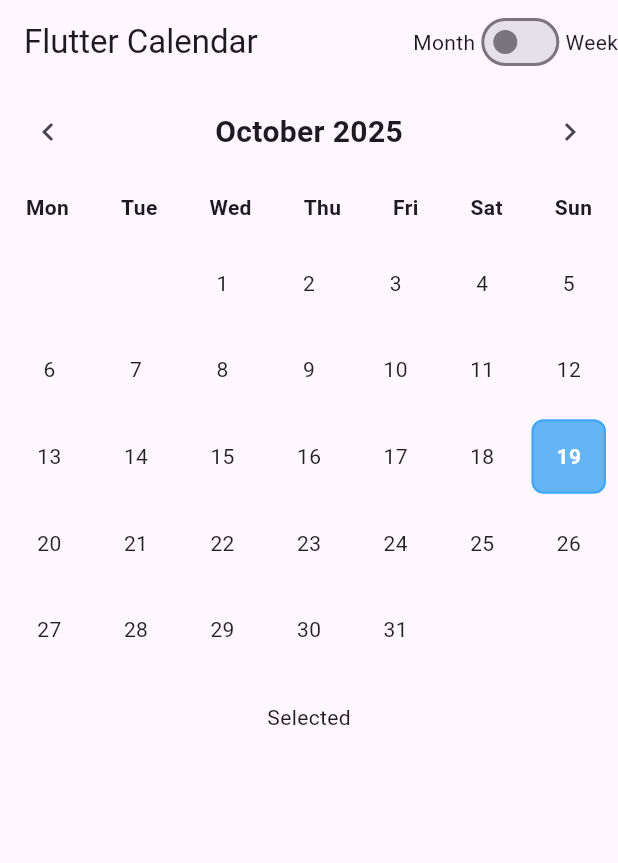
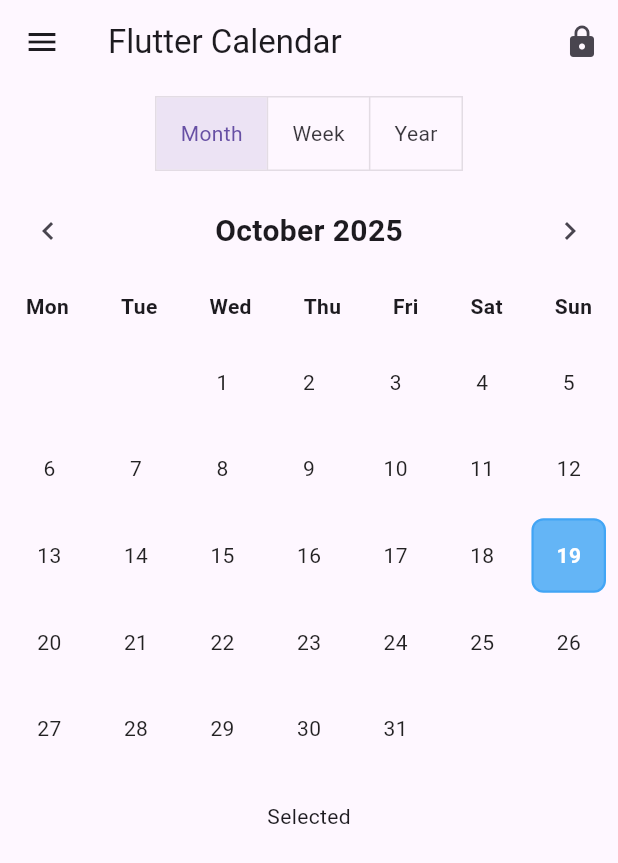
Before and after one commit to la-fourier/myapp, a Flutter app: the screen it shows after launch, on a phone screen of 412 x 824 dp. Shown: the top 863 px of the screen. Run offline on Flutter 3.47's test engine with Material 3 defaults, Android fonts, the phone set to English and light mode, and no system bars; our stand-ins replace flutter_local_notifications.

Commit message:
Calendar view

```diff
--- a/lib/main.dart
+++ b/lib/main.dart
@@ -1,8 +1,16 @@
 import 'package:flutter/material.dart';
+import 'package:flutter_localizations/flutter_localizations.dart';
+import 'package:myapp/notification_service.dart';
+import 'package:myapp/views/lock_screen_view.dart';
 import 'package:myapp/views/month_view.dart';
 import 'package:myapp/views/week_view.dart';
+import 'package:myapp/views/year_view.dart';
 
-void main() {
+void main() async {
+  WidgetsFlutterBinding.ensureInitialized();
+  final NotificationService notificationService = NotificationService();
+  await notificationService.init();
+  await notificationService.requestPermissions();
   runApp(const MyApp());
 }
 
@@ -13,13 +21,22 @@
   Widget build(BuildContext context) {
     return MaterialApp(
       title: 'Flutter Calendar',
-      theme: ThemeData(
-        primarySwatch: Colors.blue,
-      ),
+      theme: ThemeData(primarySwatch: Colors.blue),
+      localizationsDelegates: [
+        GlobalMaterialLocalizations.delegate,
+        GlobalWidgetsLocalizations.delegate,
+        GlobalCupertinoLocalizations.delegate,
+      ],
+      supportedLocales: [
+        const Locale('en', ''), // English, no country code
+        const Locale('de', ''), // German, no country code
+      ],
       home: const CalendarApp(),
     );
   }
 }
+
+enum CalendarView { month, week, year }
 
 class CalendarApp extends StatefulWidget {
   const CalendarApp({super.key});
@@ -31,7 +48,8 @@
 class _CalendarAppState extends State<CalendarApp> {
   DateTime _focusedDay = DateTime.now();
   DateTime? _selectedDay;
-  bool _isWeekView = false;
+  CalendarView _currentView = CalendarView.month;
+  final NotificationService _notificationService = NotificationService();
 
   @override
   void initState() {
@@ -46,46 +64,113 @@
     });
   }
 
+  Widget _buildView() {
+    switch (_currentView) {
+      case CalendarView.month:
+        return SingleChildScrollView(
+          child: Column(
+            children: [
+              MonthView(
+                focusedDay: _focusedDay,
+                selectedDay: _selectedDay,
+                onDaySelected: _onDaySelected,
+              ),
+              if (_selectedDay != null)
+                Padding(
+                  padding: const EdgeInsets.all(16.0),
+                  child: Text(
+                    'Selected Day: ${_selectedDay!.toLocal()}'
+                        .split(' ')[0],
+                  ),
+                ),
+            ],
+          ),
+        );
+      case CalendarView.week:
+        return WeekView(focusedDay: _focusedDay);
+      case CalendarView.year:
+        return const YearView();
+    }
+  }
+
   @override
   Widget build(BuildContext context) {
     return Scaffold(
       appBar: AppBar(
         title: const Text('Flutter Calendar'),
         actions: [
-          Row(
-            children: [
-              const Text("Month"),
-              Switch(
-                value: _isWeekView,
-                onChanged: (value) {
-                  setState(() {
-                    _isWeekView = value;
-                  });
-                },
-              ),
-              const Text("Week"),
-            ],
+          IconButton(
+            icon: const Icon(Icons.lock),
+            onPressed: () {
+              Navigator.push(
+                context,
+                MaterialPageRoute(
+                    builder: (context) => const LockScreenView()),
+              );
+            },
           ),
         ],
       ),
-      body: _isWeekView
-          ? WeekView(focusedDay: _focusedDay)
-          : SingleChildScrollView(
-              child: Column(
-                children: [
-                  MonthView(
-                    focusedDay: _focusedDay,
-                    selectedDay: _selectedDay,
-                    onDaySelected: _onDaySelected,
-                  ),
-                  if (_selectedDay != null)
-                    Padding(
-                      padding: const EdgeInsets.all(16.0),
-                      child: Text('Selected Day: ${_selectedDay!.toLocal()}'.split(' ')[0]),
-                    ),
-                ],
+      drawer: Drawer(
+        child: ListView(
+          padding: EdgeInsets.zero,
+          children: <Widget>[
+            const DrawerHeader(
+              decoration: BoxDecoration(color: Colors.blue),
+              child: Text(
+                'Menu',
+                style: TextStyle(color: Colors.white, fontSize: 24),
               ),
             ),
+            ListTile(
+              leading: const Icon(Icons.notifications),
+              title: const Text('Test Notification'),
+              onTap: () {
+                _notificationService.showNotification(
+                  1,
+                  'Test Notification',
+                  'This is a test',
+                );
+                Navigator.pop(context);
+              },
+            ),
+          ],
+        ),
+      ),
+      body: Column(
+        children: [
+          Padding(
+            padding: const EdgeInsets.all(8.0),
+            child: ToggleButtons(
+              isSelected: [
+                _currentView == CalendarView.month,
+                _currentView == CalendarView.week,
+                _currentView == CalendarView.year,
+              ],
+              onPressed: (index) {
+                setState(() {
+                  _currentView = CalendarView.values[index];
+                });
+              },
+              children: const [
+                Padding(
+                  padding: EdgeInsets.symmetric(horizontal: 16.0),
+                  child: Text('Month'),
+                ),
+                Padding(
+                  padding: EdgeInsets.symmetric(horizontal: 16.0),
+                  child: Text('Week'),
+                ),
+                Padding(
+                  padding: EdgeInsets.symmetric(horizontal: 16.0),
+                  child: Text('Year'),
+                ),
+              ],
+            ),
+          ),
+          Expanded(child: _buildView()),
+        ],
+      ),
     );
   }
 }
--- a/lib/views/month_view.dart
+++ b/lib/views/month_view.dart
@@ -23,15 +23,24 @@
   @override
   void initState() {
     super.initState();
-    _currentMonth = DateTime(widget.focusedDay.year, widget.focusedDay.month, 1);
+    _currentMonth = DateTime(
+      widget.focusedDay.year,
+      widget.focusedDay.month,
+      1,
+    );
   }
 
   @override
   void didUpdateWidget(covariant MonthView oldWidget) {
     super.didUpdateWidget(oldWidget);
-    if (widget.focusedDay.month != _currentMonth.month || widget.focusedDay.year != _currentMonth.year) {
+    if (widget.focusedDay.month != _currentMonth.month ||
+        widget.focusedDay.year != _currentMonth.year) {
       setState(() {
-        _currentMonth = DateTime(widget.focusedDay.year, widget.focusedDay.month, 1);
+        _currentMonth = DateTime(
+          widget.focusedDay.year,
+          widget.focusedDay.month,
+          1,
+        );
       });
     }
   }
@@ -51,11 +60,7 @@
   @override
   Widget build(BuildContext context) {
     return Column(
-      children: [
-        _buildHeader(),
-        _buildWeekDays(),
-        _buildCalendarGrid(),
-      ],
+      children: [_buildHeader(), _buildWeekDays(), _buildCalendarGrid()],
     );
   }
 
@@ -101,8 +106,16 @@
   }
 
   Widget _buildCalendarGrid() {
-    final daysInMonth = DateTime(_currentMonth.year, _currentMonth.month + 1, 0).day;
-    final firstDayOfMonth = DateTime(_currentMonth.year, _currentMonth.month, 1);
+    final daysInMonth = DateTime(
+      _currentMonth.year,
+      _currentMonth.month + 1,
+      0,
+    ).day;
+    final firstDayOfMonth = DateTime(
+      _currentMonth.year,
+      _currentMonth.month,
+      1,
+    );
     // Adjust for Monday start: weekday returns 1 for Monday, 7 for Sunday.
     final dayOffset = firstDayOfMonth.weekday - 1;
 
@@ -120,11 +133,17 @@
         }
 
         final dayNumber = index - dayOffset + 1;
-        final date = DateTime(_currentMonth.year, _currentMonth.month, dayNumber);
-        final isToday = date.year == DateTime.now().year &&
+        final date = DateTime(
+          _currentMonth.year,
+          _currentMonth.month,
+          dayNumber,
+        );
+        final isToday =
+            date.year == DateTime.now().year &&
             date.month == DateTime.now().month &&
             date.day == DateTime.now().day;
-        final isSelected = widget.selectedDay != null &&
+        final isSelected =
+            widget.selectedDay != null &&
             date.year == widget.selectedDay!.year &&
             date.month == widget.selectedDay!.month &&
             date.day == widget.selectedDay!.day;
@@ -137,8 +156,8 @@
               color: isSelected
                   ? Colors.blue.shade300
                   : isToday
-                      ? Colors.blue.shade100
-                      : Colors.transparent,
+                  ? Colors.blue.shade100
+                  : Colors.transparent,
               borderRadius: BorderRadius.circular(8.0),
               border: Border.all(
                 color: isToday ? Colors.blue.shade400 : Colors.transparent,
@@ -152,9 +171,11 @@
                   color: isSelected
                       ? Colors.white
                       : isToday
-                          ? Colors.blue.shade900
-                          : Colors.black87,
-                  fontWeight: isSelected || isToday ? FontWeight.bold : FontWeight.normal,
+                      ? Colors.blue.shade900
+                      : Colors.black87,
+                  fontWeight: isSelected || isToday
+                      ? FontWeight.bold
+                      : FontWeight.normal,
                 ),
               ),
             ),
--- a/pubspec.yaml
+++ b/pubspec.yaml
@@ -34,8 +34,10 @@
   # The following adds the Cupertino Icons font to your application.
   # Use with the CupertinoIcons class for iOS style icons.
   cupertino_icons: ^1.0.8
-  table_calendar: ^3.2.0
   intl: ^0.20.2
+  flutter_local_notifications: ^19.5.0
+  flutter_localizations:
+    sdk: flutter
 
 dev_dependencies:
   flutter_test:
```
Also changed, not shown: lib/notification_service.dart (added, +54 -0 lines), lib/views/lock_screen_view.dart (added, +27 -0 lines), lib/views/week_view.dart (+18 -6 lines), lib/views/year_view.dart (added, +163 -0 lines), pubspec.lock, 3 other files.
